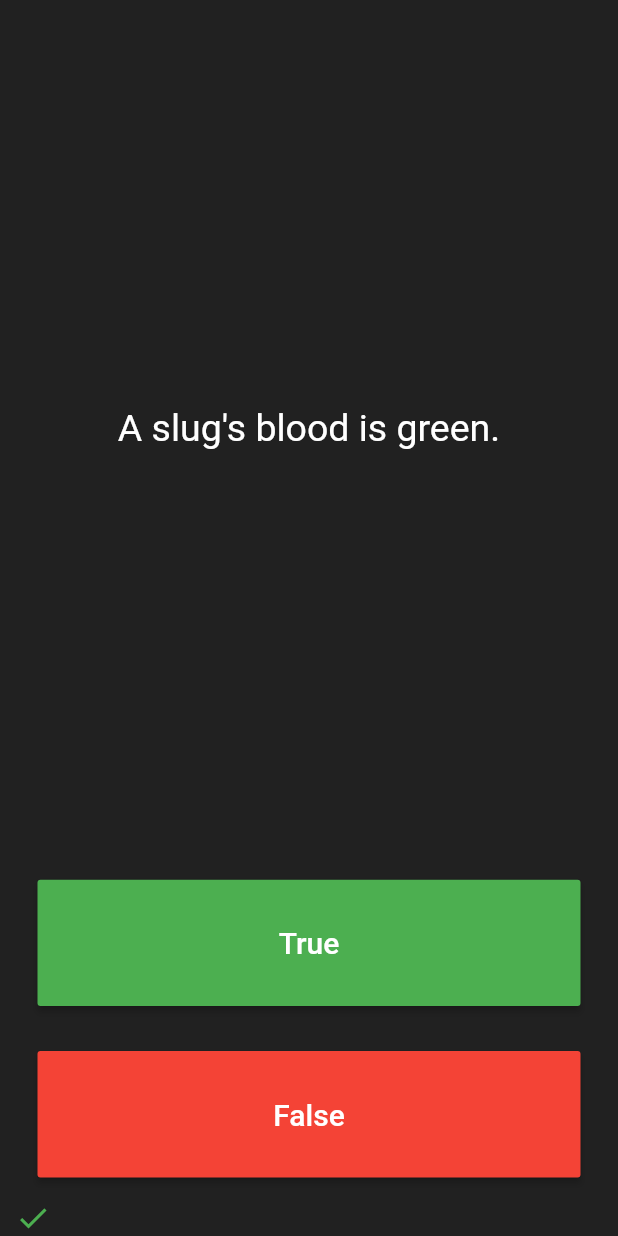
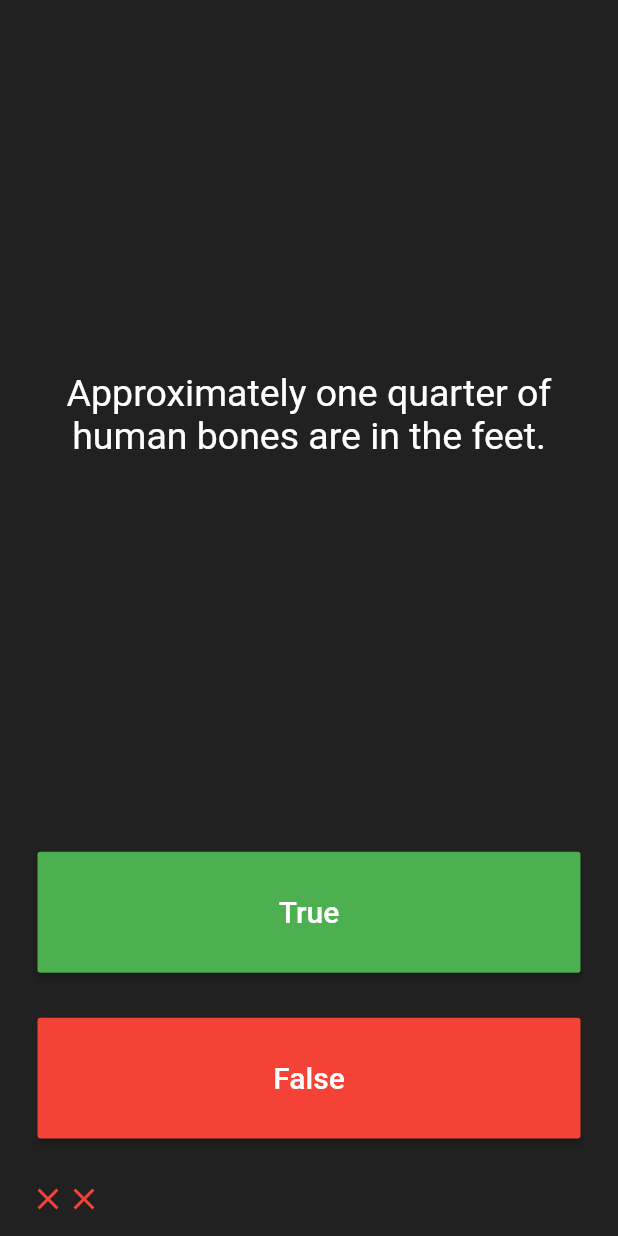
Before and after one commit to matatoMatata94/quizzler, a Flutter app: the screen it shows after launch, after a tap on "True", after a tap on "False", on a phone screen of 412 x 824 dp. Run offline on Flutter 3.47's test engine with Material 2 defaults, Android fonts, the phone set to English and light mode, and no system bars.

Commit message:
Added checkAnswer() and answers[]
It is now possible to checkAnswer() that the user has given an track them in answers[] which shows icons in a row

```diff
--- a/lib/main.dart
+++ b/lib/main.dart
@@ -34,18 +34,24 @@ class _QuizPageState extends State<QuizPage> {
 
   final List<Question> questions = [
     Question(q: 'You can lead a cow down stairs but not up stairs.', a: false),
+    Question(q: 'A slug\'s blood is green.', a: true),
     Question(
         q: 'Approximately one quarter of human bones are in the feet.',
         a: false),
-    Question(q: 'A slug\'s blood is green.', a: true),
   ];
 
-  final List<Icon> answers = const [];
+  List<Icon> answers = [];
 
-  // List checkAnswer() {
-  //checking if answer is true or false
-  //return icon in checkList
-  // }
+  Icon right = const Icon(Icons.check, color: Colors.green);
+  Icon wrong = const Icon(Icons.close, color: Colors.red);
+
+  void checkAnswer(Question question, bool userAnswer) {
+    if (question.questionAnswer == userAnswer) {
+      answers.add(right);
+    } else {
+      answers.add(wrong);
+    }
+  }
 
   void setQuestionCounter() {
     setState(() {
@@ -63,7 +69,8 @@ class _QuizPageState extends State<QuizPage> {
 
   @override
   Widget build(BuildContext context) {
-    return Column(
+    return SafeArea(
+      child: Column(
         mainAxisAlignment: MainAxisAlignment.spaceBetween,
         crossAxisAlignment: CrossAxisAlignment.stretch,
         children: <Widget>[
@@ -97,6 +104,7 @@ class _QuizPageState extends State<QuizPage> {
                   ),
                 ),
                 onPressed: () {
+                  checkAnswer(questions[questionCounter], true);
                   setQuestionCounter();
                 },
               ),
@@ -115,20 +123,21 @@ class _QuizPageState extends State<QuizPage> {
                   ),
                 ),
                 onPressed: () {
+                  checkAnswer(questions[questionCounter], false);
                   setQuestionCounter();
                 },
               ),
             ),
           ),
-        Row(
-          children: const [
-            Icon(
-              Icons.check,
-              color: Colors.green,
+          Container(
+            padding: const EdgeInsets.all(10),
+            height: 50,
+            child: Row(
+              children: answers,
+            ),
           ),
         ],
       ),
-      ],
     );
   }
 }
```
Lines whose indentation alone changed are shown as unchanged.
